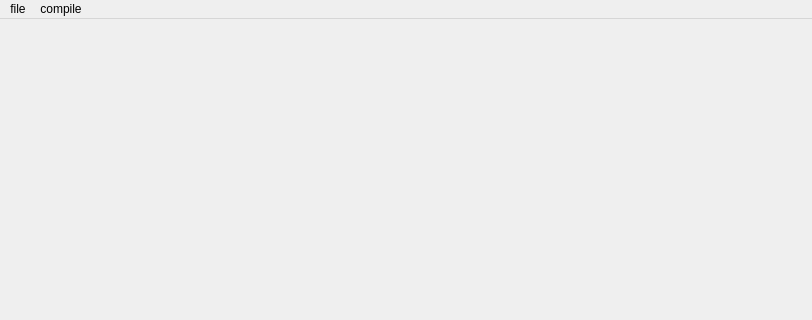
Before: the Qt Designer form mainwindow.ui in wuyifff/tcc, drawn with Qt 5; both pictures show x 0 to 812 and y 0 to 320 of the 812 by 592 pixel window.
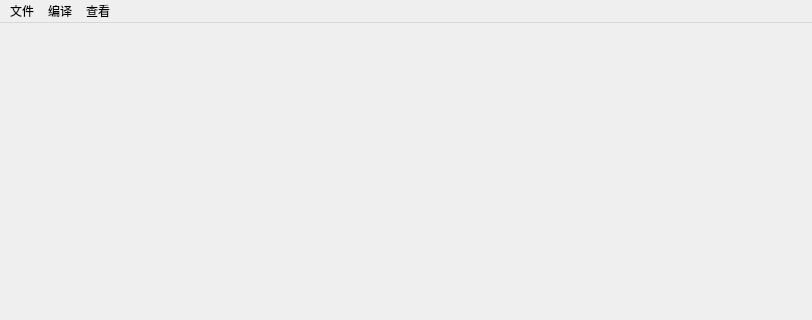
After: the same form once the commit is applied.

What changed in the file:
```diff
--- a/mainwindow.ui
+++ b/mainwindow.ui
@@ -31,7 +31,7 @@
    </property>
    <widget class="QMenu" name="menufile">
     <property name="title">
-     <string>file</string>
+     <string>文件</string>
     </property>
     <addaction name="actionopen"/>
     <addaction name="actionsave"/>
@@ -39,12 +39,20 @@
    </widget>
    <widget class="QMenu" name="menutokenize">
     <property name="title">
-     <string>compile</string>
+     <string>编译</string>
     </property>
     <addaction name="actiontokenize"/>
    </widget>
+   <widget class="QMenu" name="menu">
+    <property name="title">
+     <string>查看</string>
+    </property>
+    <addaction name="actiontoken_table"/>
+    <addaction name="actionobjcode"/>
+   </widget>
    <addaction name="menufile"/>
    <addaction name="menutokenize"/>
+   <addaction name="menu"/>
   </widget>
   <widget class="QStatusBar" name="statusBar"/>
   <action name="actionopen">
```
Left out of the diff: 22 changed lines with no effect on the pictures.
